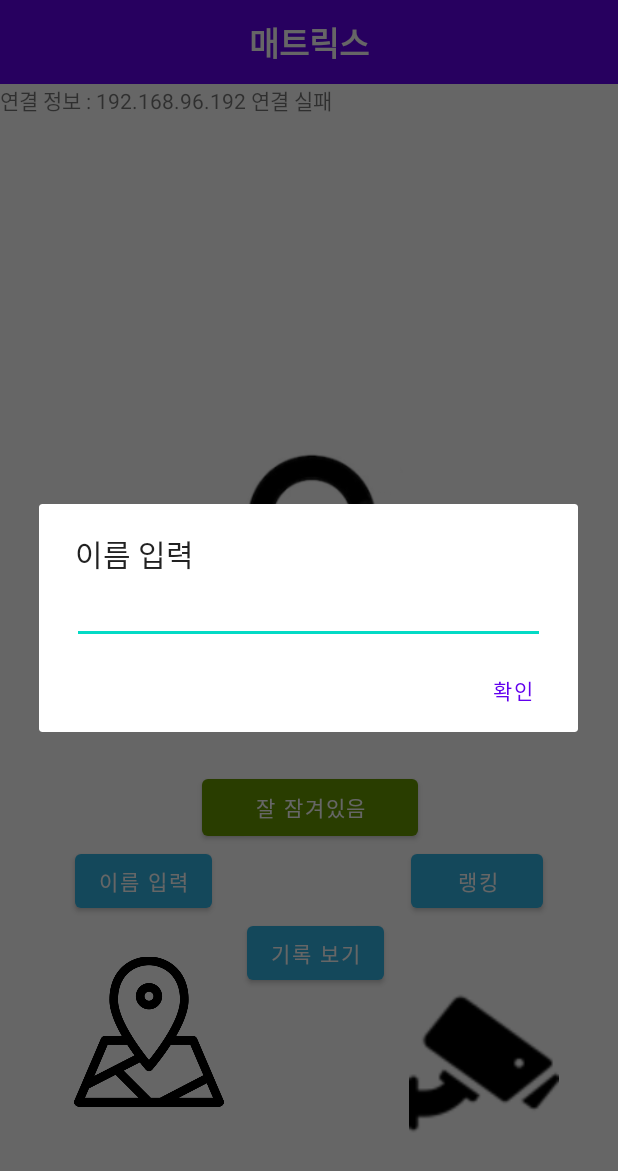
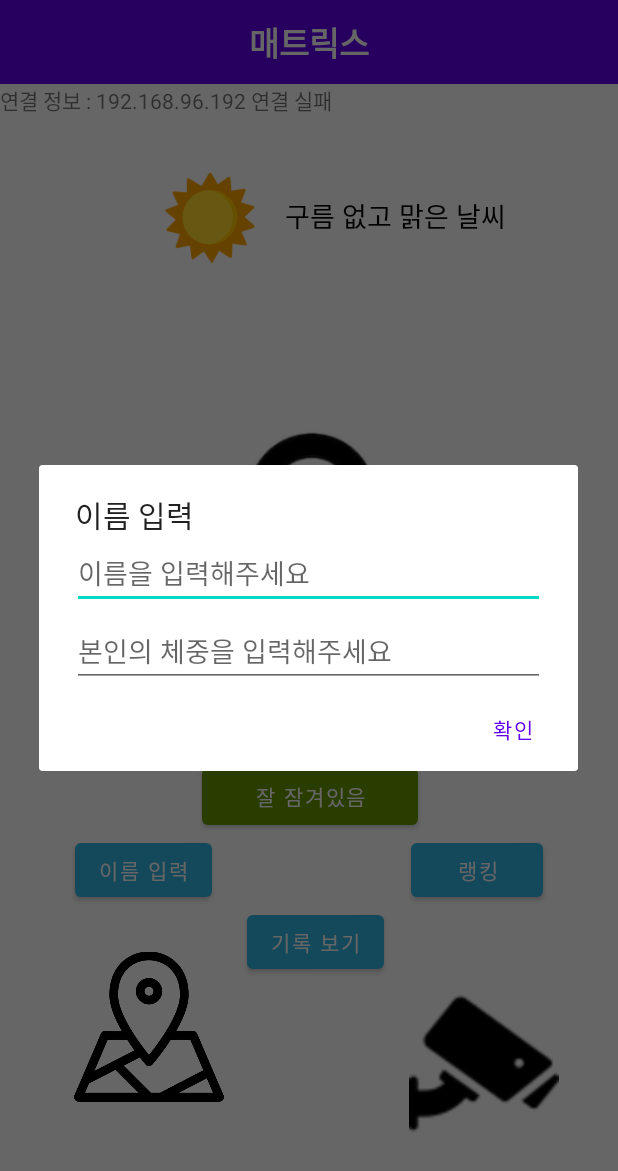
Before and after one commit to mkms0322/Capstonebike, an Android app: the screen it shows after launch (MainActivity), after a tap on "이름 입력", on a phone screen of 412 x 824 dp. Shown: the top 1171 px of the screen. Run offline under Robolectric (Android 15) with nearby library versions, the phone set to English and light mode, and no system bars; our stand-ins replace Firebase (no records; nobody signed in at launch, a user with empty details on screens opened directly).

Commit message:
20230526

```diff
--- a/app/build.gradle
+++ b/app/build.gradle
@@ -56,6 +56,7 @@ dependencies {
     implementation 'com.google.android.material:material:1.8.0'
     implementation 'androidx.constraintlayout:constraintlayout:2.1.4'
     implementation 'com.google.firebase:firebase-database-ktx:20.0.4'
+    implementation 'androidx.wear.tiles:tiles-material:1.1.0-alpha04'
     testImplementation 'junit:junit:4.13.2'
     androidTestImplementation 'androidx.test.ext:junit:1.1.5'
     androidTestImplementation 'androidx.test.espresso:espresso-core:3.5.1'
@@ -84,4 +85,8 @@ dependencies {
 
     // 칼만 필터
     implementation 'org.apache.commons:commons-math3:3.6.1'
+
+    // 비동기 동작
+    implementation "androidx.lifecycle:lifecycle-runtime-ktx:2.6.1"
+    implementation 'com.squareup.okhttp3:okhttp:4.9.3'
 }
--- a/app/src/main/res/layout/activity_main.xml
+++ b/app/src/main/res/layout/activity_main.xml
@@ -87,23 +87,34 @@
         android:layout_height="wrap_content"
         android:layout_marginTop="80dp"
         android:orientation="horizontal"
-        app:layout_constraintTop_toTopOf="parent"
-        tools:ignore="MissingConstraints"
-        tools:layout_editor_absoluteX="0dp">
+        app:layout_constraintTop_toTopOf="parent">
+
+        <ImageView
+            android:id="@+id/weather_img"
+            android:layout_width="60dp"
+            android:layout_height="70dp"
+            android:layout_marginStart="110dp"
+
+            android:layout_marginBottom="50dp"
+            android:layout_marginTop="30dp"
+            android:src="@drawable/sun"
+            app:layout_constraintBottom_toBottomOf="parent"
+            app:layout_constraintEnd_toEndOf="parent"
+            app:layout_constraintStart_toStartOf="parent"
+            app:layout_constraintTop_toBottomOf="@id/btnDialog"
+            />
 
         <TextView
-            android:id="@+id/weatherView"
-            android:layout_width="match_parent"
-            android:layout_height="200dp"
-            android:gravity="center"
-            android:text=""
-            android:textSize="18sp"
-            app:layout_constraintTop_toTopOf="parent"
-            tools:ignore="MissingConstraints"
-            tools:layout_editor_absoluteX="0dp"  />
-
-        />
-
+            android:id="@+id/weather_status"
+            android:layout_width="wrap_content"
+            android:layout_height="70dp"
+            android:layout_marginStart="20dp"
+            android:layout_marginTop="50dp"
+            android:layout_marginBottom="50dp"
+            android:backgroundTint="@color/black"
+            android:text="구름 없고 맑은 날씨"
+            android:textColor="@color/black"
+            android:textSize="18sp" />
     </LinearLayout>
 
     <ImageView
--- a/app/src/main/res/layout/activity_route.xml
+++ b/app/src/main/res/layout/activity_route.xml
@@ -17,10 +17,10 @@
     <TextView
         android:id="@+id/textview2"
         android:layout_width="match_parent"
-        android:layout_height="50dp"
+        android:layout_height="80dp"
         android:gravity="center"
-        android:text="총 이동 거리: 0.0 km"
-        android:textSize="30sp" />
+        android:text="총 이동 거리: 0.0 km\n예상 소모 칼로리: 0.0 kcal/kg"
+        android:textSize="26sp" />
 
 
     <Button
--- a/app/src/main/res/layout/alertdaiolog_edittext.xml
+++ b/app/src/main/res/layout/alertdaiolog_edittext.xml
@@ -1,6 +1,5 @@
 <?xml version="1.0" encoding="utf-8"?>
-<androidx.constraintlayout.widget.ConstraintLayout
-    xmlns:android="http://schemas.android.com/apk/res/android"
+<androidx.constraintlayout.widget.ConstraintLayout xmlns:android="http://schemas.android.com/apk/res/android"
     xmlns:app="http://schemas.android.com/apk/res-auto"
     xmlns:tools="http://schemas.android.com/tools"
     android:layout_width="match_parent"
@@ -12,8 +11,23 @@
         android:layout_height="wrap_content"
         android:layout_marginStart="22dp"
         android:layout_marginEnd="22dp"
+        android:hint="이름을 입력해주세요"
         app:layout_constraintEnd_toEndOf="parent"
         app:layout_constraintStart_toStartOf="parent"
         app:layout_constraintTop_toTopOf="parent" />
 
+
+    <EditText
+        android:id="@+id/editText2"
+        android:layout_width="match_parent"
+        android:layout_height="wrap_content"
+        android:layout_marginStart="22dp"
+        android:layout_marginTop="52dp"
+        android:layout_marginEnd="22dp"
+        android:hint="본인의 체중을 입력해주세요"
+        app:layout_constraintEnd_toEndOf="parent"
+        app:layout_constraintHorizontal_bias="0.0"
+        app:layout_constraintStart_toStartOf="parent"
+        app:layout_constraintTop_toTopOf="parent" />
+
 </androidx.constraintlayout.widget.ConstraintLayout>
```
Also changed, not shown: app/src/main/java/com/example/wifiwithkotlin/MainActivity.kt (+289 -237 lines), app/src/main/java/com/example/wifiwithkotlin/RouteActivity.kt (+15 -1 lines), app/src/main/res/drawable/rain.png (added), app/src/main/res/drawable/sun.png (added).
